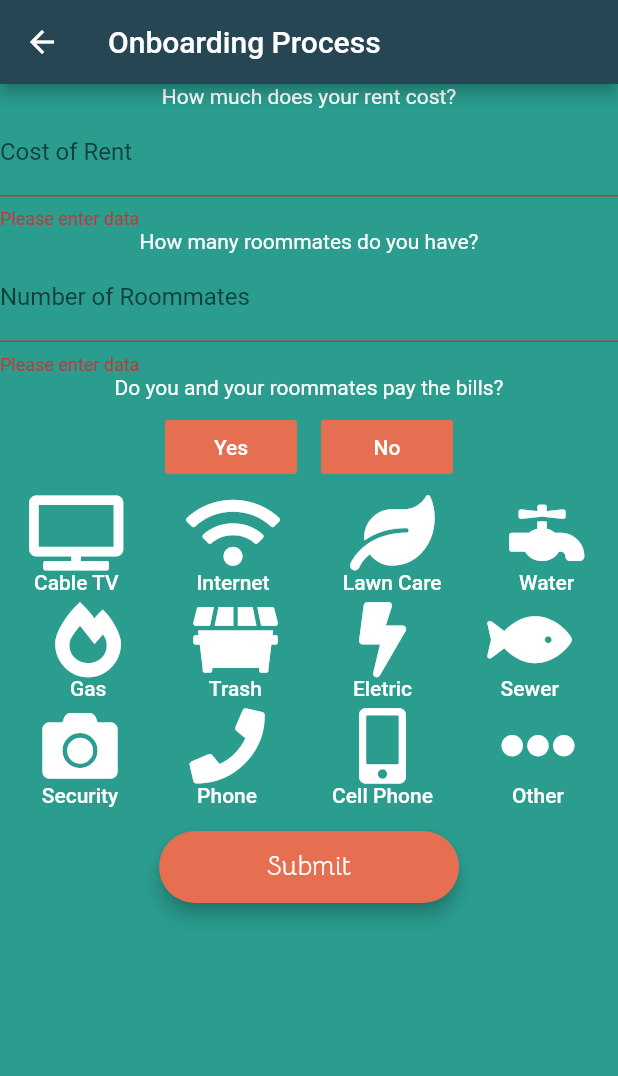
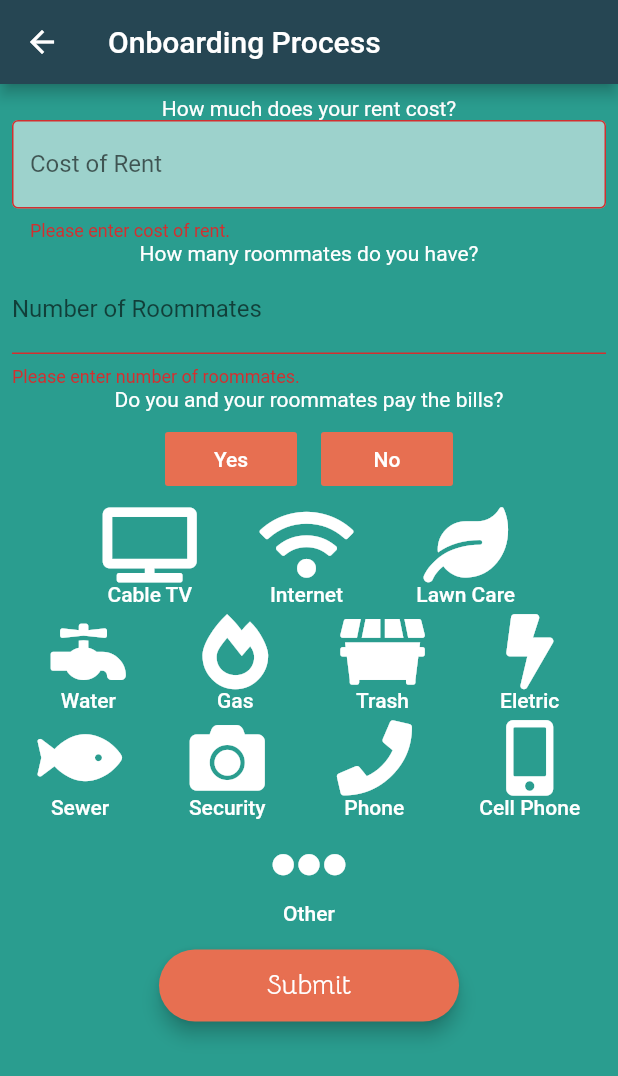
Before and after one commit to Dalton-West/Generation_Roomie, a Flutter app: the OnboardingPage screen opened by its route, after a tap on "Submit", on a phone screen of 412 x 824 dp. Shown: the top 1076 px of the screen. Run offline on Flutter 3.47's test engine with Material 2 defaults, Android fonts, the phone set to English and light mode, and no system bars; our stand-ins replace font_awesome_flutter.

Commit message:
Updated some things

```diff
--- a/lib/pages/onboardingPage.dart
+++ b/lib/pages/onboardingPage.dart
@@ -23,6 +23,8 @@ class _OnboardingPageState extends State<OnboardingPage> {
         body: Container(
           child: Form(
             key: _formKey,
+            child: SingleChildScrollView(
+              padding: EdgeInsets.all(8.0),
               child: Column(
                 children: [
                   Text('How much does your rent cost?'),
@@ -31,10 +33,14 @@ class _OnboardingPageState extends State<OnboardingPage> {
                     decoration: InputDecoration(
                       labelText: 'Cost of Rent',
                       hintText: 'Cost of Rent',
+                      fillColor: Colors.white54,
+                      filled: true,
+                      border: OutlineInputBorder(
+                      ),
                     ),
                     validator: (value) {
                       if (value.isEmpty) {
-                      return 'Please enter data';
+                        return 'Please enter cost of rent.';
                       }
                       print(value);
                       return null;
@@ -49,7 +55,7 @@ class _OnboardingPageState extends State<OnboardingPage> {
                     ),
                     validator: (value) {
                       if (value.isEmpty) {
-                      return 'Please enter data';
+                        return 'Please enter number of roommates.';
                       }
                       print(value);
                       return null;
@@ -273,6 +279,7 @@ class _OnboardingPageState extends State<OnboardingPage> {
             ),
           ),
         ),
+      ),
     );
   }
 }
```
Also changed, not shown: lib/consts.dart (+3 -4 lines), pubspec.lock. Lines whose indentation alone changed are shown as unchanged.
